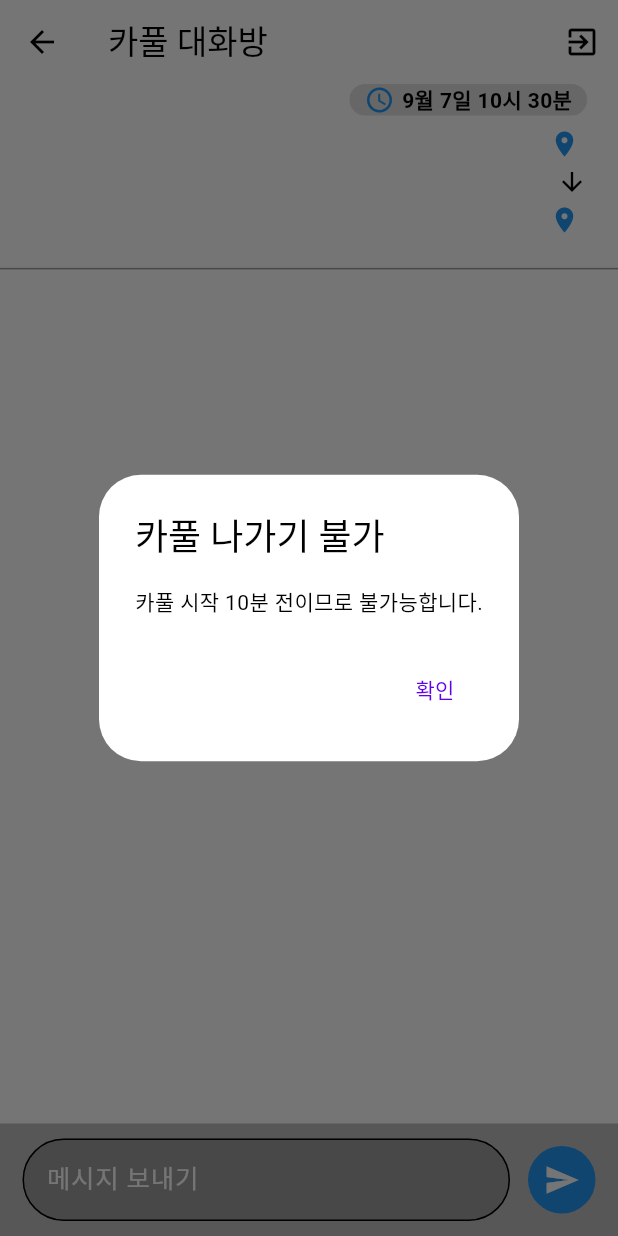
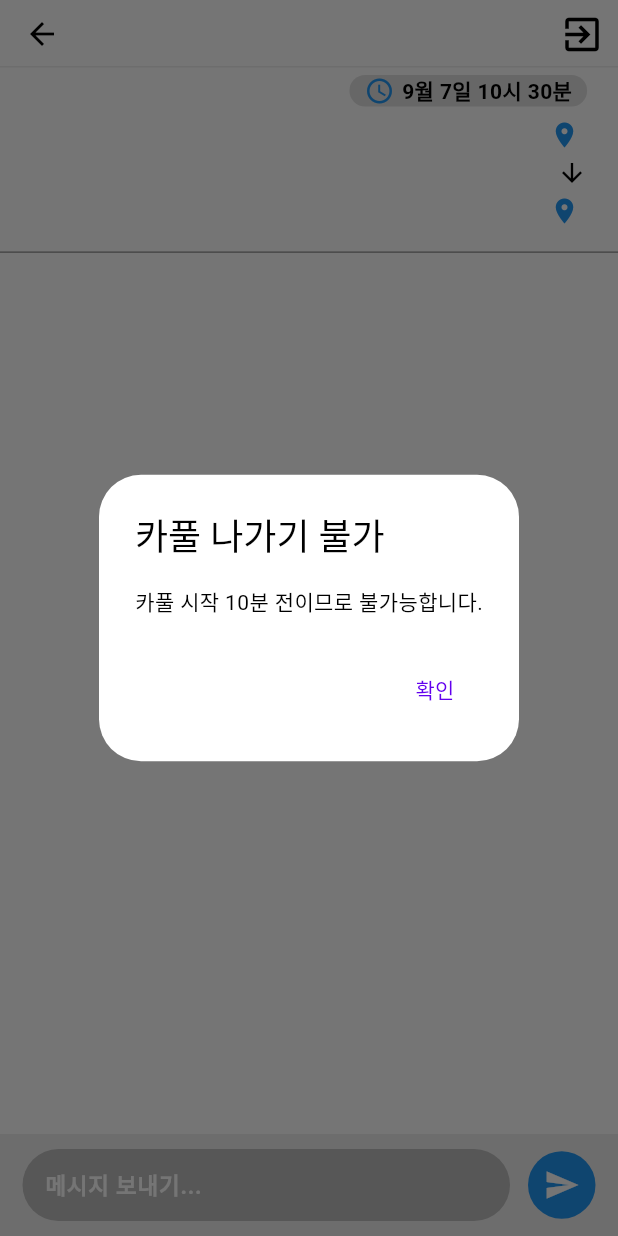
Before and after one commit to OBJECT-INHATC/INHA_CARPOOL_APP, a Flutter app: the ChatroomPage screen opened directly with empty values, after a tap on the "exit to app" icon, on a phone screen of 412 x 824 dp. Run offline on Flutter 3.47's test engine with Material 2 defaults, Android fonts, the phone set to English and light mode, and no system bars; our stand-ins replace cloud_firestore, easy_localization, eva_icons_flutter, firebase_auth, firebase_core, firebase_messaging and 17 more; missing offline and left inert: app_settings, nav; accounts and stored records are empty.

Commit message:
feat(design): 채팅 입력 디자인 수정
- 비율 수정
- 멀티 라인 가능하도록 수정

```diff
--- a/inha_carpool/lib/screen/main/tab/carpool/s_chatroom.dart
+++ b/inha_carpool/lib/screen/main/tab/carpool/s_chatroom.dart
@@ -165,11 +165,16 @@ class _ChatroomPageState extends State<ChatroomPage> {
       appBar: AppBar(
         backgroundColor: Colors.white,
         surfaceTintColor: Colors.white,
-        title: const Text(
-          "카풀 대화방", // 채팅방 이름
+        toolbarHeight: 45,
+        shape: Border(
+          bottom: BorderSide(
+            color: Colors.grey.shade200,
+            width: 1,
+          ),
         ),
         actions: [
           IconButton(
+            iconSize: 30,
             onPressed: isExitButtonDisabled
                 ? null
                 : () async {
@@ -282,6 +287,7 @@ class _ChatroomPageState extends State<ChatroomPage> {
             icon: const Icon(
               Icons.exit_to_app,
               color: Colors.black,
+              size: 30,
             ),
           ),
         ],
@@ -351,6 +357,7 @@ class _ChatroomPageState extends State<ChatroomPage> {
                 Column(
                   crossAxisAlignment: CrossAxisAlignment.end,
                   children: [
+                    const SizedBox(height: 5),
                     Container(
                       decoration: BoxDecoration(
                         color: Colors.grey[300], // 회색 배경색
@@ -452,39 +459,35 @@ class _ChatroomPageState extends State<ChatroomPage> {
                   alignment: Alignment.bottomCenter,
                   width: MediaQuery.of(context).size.width,
                   child: Container(
-                    padding: const EdgeInsets.symmetric(
-                        horizontal: 15, vertical: 10),
+                    padding: const EdgeInsets.symmetric(horizontal: 15, vertical: 10),
                     width: MediaQuery.of(context).size.width,
-                    height: 75,
+                    color: Colors.grey[200],
+                    child: Row(
+                      children: [
+                        Expanded(
+                          child: Container(
+                            padding: const EdgeInsets.fromLTRB(15, 0, 0, 0),
+                            constraints: const BoxConstraints(
+                              minHeight: 38, // Minimum height for the input field
+                            ),
+                            decoration: BoxDecoration(
                               color: Colors.grey[400],
-                    child: Row(children: [
-                      Expanded(
-                          child: TextFormField(
+                              borderRadius: BorderRadius.circular(30),
+                            ),
+                            child: TextField(
                               cursorColor: Colors.white,
                               controller: messageController,
-                        style: const TextStyle(color: Colors.white),
+                              style: const TextStyle(color: Colors.white, fontWeight: FontWeight.bold),
+                              maxLines: null,
                               decoration: const InputDecoration(
-                          hintText: "메시지 보내기",
-                          hintStyle:
-                              TextStyle(color: Colors.white, fontSize: 17),
-                          filled: true,
-                          fillColor: Colors.grey,
+                                hintText: "메시지 보내기...",
+                                hintStyle: TextStyle(color: Colors.white, fontSize: 15),
                                 border: InputBorder.none,
-                          // fillColor: Colors.white,
-                          enabledBorder: OutlineInputBorder(
-                            borderRadius:
-                                BorderRadius.all(Radius.circular(30.0)),
-                          ),
-                          focusedBorder: OutlineInputBorder(
-                            borderSide: BorderSide(color: Colors.white),
-                            borderRadius:
-                                BorderRadius.all(Radius.circular(30.0)),
                               ),
                             ),
-                      )),
-                      const SizedBox(
-                        width: 12,
                           ),
+                        ),
+                        const SizedBox(width: 12),
                         GestureDetector(
                           onTap: () {
                             sendMessage();
@@ -500,12 +503,14 @@ class _ChatroomPageState extends State<ChatroomPage> {
                               child: Icon(
                                 Icons.send,
                                 color: Colors.white,
-                          )),
+                              ),
+                            ),
                           ),
                         )
-                    ]),
+                      ],
                     ),
-                )
+                  ),
+                ),
               ],
             ),
           ),
```
Lines whose indentation alone changed are shown as unchanged.
